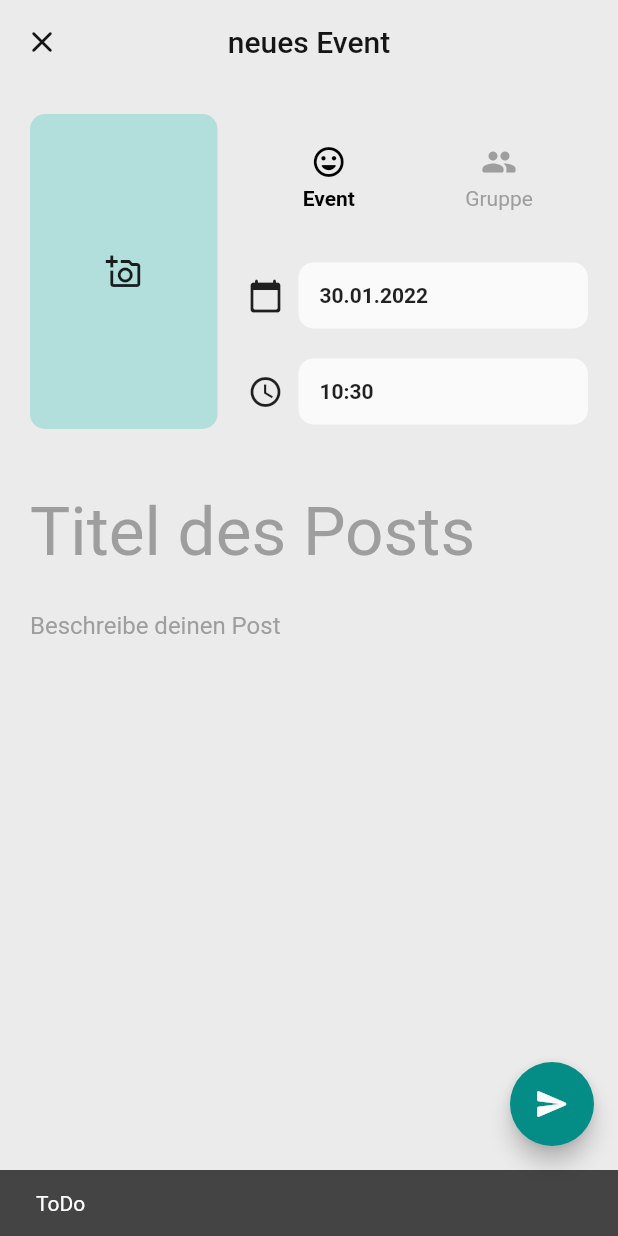
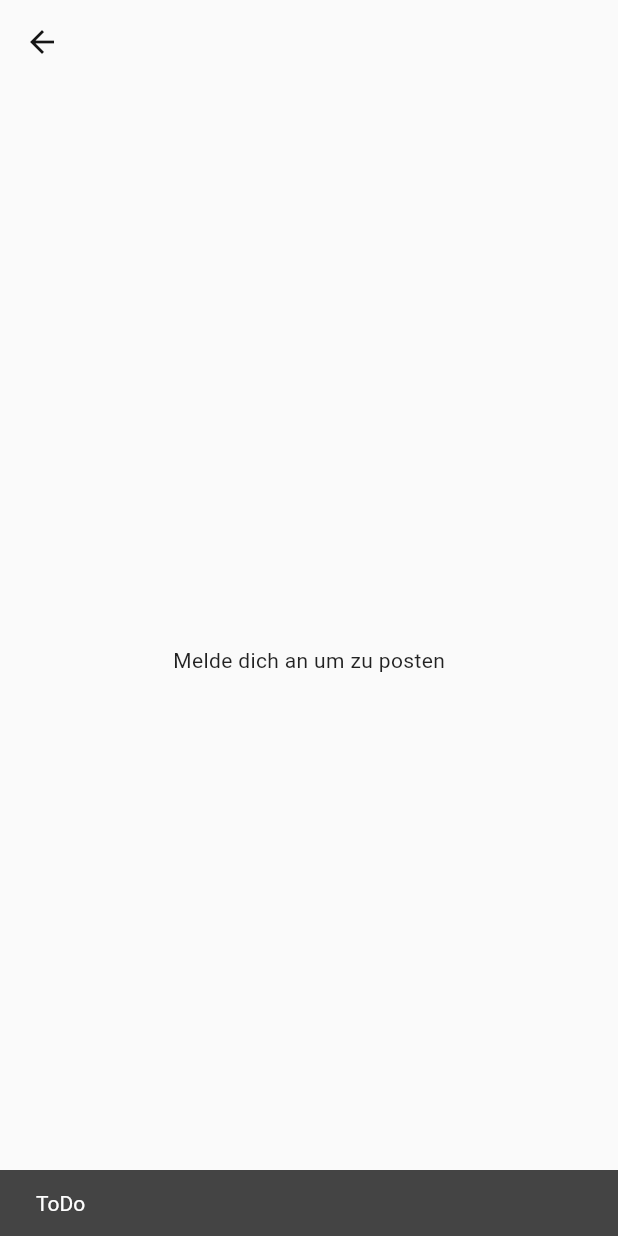
Before and after one commit to tim200002/fingerfunke-app, a Flutter app: the HomeView screen opened directly, item 2 of the bottom bar chosen, after a tap on the "add" icon, on a phone screen of 412 x 824 dp. Run offline on Flutter 3.47's test engine with Material 2 defaults, Android fonts, the light colour scheme and no system bars; our stand-ins replace auto_size_text, bloc, camera, cloud_firestore, cloud_functions, dio and 15 more; missing offline and left inert: flutter_settings_ui, video_thumbnail; accounts and stored records are empty; statements that could not run were skipped.

Commit message:
feat: added signIn check for post editor

```diff
--- a/lib/view/home/view/home_view.dart
+++ b/lib/view/home/view/home_view.dart
@@ -60,6 +60,8 @@ class HomeView extends StatelessWidget {
       ),
       floatingActionButtonLocation: FloatingActionButtonLocation.centerFloat,
       floatingActionButton: FloatingActionButton(
+        backgroundColor: Theme.of(context).colorScheme.primaryVariant,
+        foregroundColor: Theme.of(context).colorScheme.onPrimary,
         onPressed: () => Navigator.pushNamed(context, postEditorRoute),
         child: const Icon(Icons.add_rounded),
       ),
--- a/lib/view/post_editor/view/post_editing_view.dart
+++ b/lib/view/post_editor/view/post_editing_view.dart
@@ -111,7 +111,7 @@ class PostEditingView extends StatelessWidget {
                 width: 125,
                 height: 210,
                 decoration: BoxDecoration(
-                  color: Colors.teal.shade100,
+                  color: Theme.of(context).colorScheme.primaryVariant,
                   borderRadius: BorderRadius.circular(10),
                 ),
                 child: const Center(child: Icon(Icons.add_a_photo_outlined)),
@@ -216,7 +216,7 @@ class PostEditingView extends StatelessWidget {
 
   Widget _titleField(BuildContext context) {
     return TextFormField(
-      style: Theme.of(context).textTheme.headline3,
+      style: Theme.of(context).textTheme.headline5,
       minLines: 1,
       maxLines: 3,
       maxLength: titleMaxCharacters,
@@ -231,7 +231,7 @@ class PostEditingView extends StatelessWidget {
           hintText: "Titel des Posts",
           hintStyle: Theme.of(context)
               .textTheme
-              .headline3
+              .headline5
               ?.copyWith(color: Colors.grey)),
     );
   }
@@ -300,6 +300,7 @@ class PostEditingView extends StatelessWidget {
           if (invalid) Tools.showSnackbar(context, "Bitte alles ausfüllen");
         }),
         child: FloatingActionButton(
+          backgroundColor: Theme.of(context).colorScheme.primary,
           child: const Icon(Icons.send_rounded),
           onPressed: () {
             final User? currentUser = context
--- a/lib/view/post_editor/view/post_editor_page.dart
+++ b/lib/view/post_editor/view/post_editor_page.dart
@@ -1,5 +1,7 @@
+import 'package:fingerfunke_app/cubits/authentication_cubit/authentication_cubit.dart';
 import 'package:fingerfunke_app/view/post_editor/cubit/post_editor_cubit.dart';
 import 'package:fingerfunke_app/view/post_editor/view/post_editing_view.dart';
+import 'package:fingerfunke_app/view/post_editor/view/widgets/not_signed_in_view.dart';
 import 'package:flutter/material.dart';
 import 'package:flutter_bloc/flutter_bloc.dart';
 
@@ -20,7 +22,8 @@ class PostEditorPage extends StatelessWidget {
           child: Text(
             message,
             textAlign: TextAlign.center,
-            ),)
+          ),
+        )
       ],
     )));
   }
@@ -53,17 +56,21 @@ class PostEditorPage extends StatelessWidget {
 
   @override
   Widget build(BuildContext context) {
-    return BlocProvider<PostEditorCubit>(
+    return BlocBuilder<AuthenticationCubit, AuthenticationState>(
+        builder: (context, state) => state.maybeWhen(
+            orElse: () => const NotSignedInView(),
+            signedIn: (_) => BlocProvider<PostEditorCubit>(
                   create: (context) => PostEditorCubit(),
                   child: BlocConsumer<PostEditorCubit, PostEditorState>(
-          listener: (context, state) =>
-              state.whenOrNull(submitted: () => Navigator.of(context).pop()),
+                      listener: (context, state) => state.whenOrNull(
+                          submitted: () => Navigator.of(context).pop()),
                       builder: (context, state) => state.when(
                           loading: () => _loading(context, message: "loading"),
                           editing: (post, _) => PostEditingView(post: post),
                           error: (message) => _error(context),
                           submitted: () => _success(context),
-              submitting: () => _loading(context, message: "submitting"))),
-    );
+                          submitting: () =>
+                              _loading(context, message: "submitting"))),
+                )));
   }
 }
--- /dev/null
+++ b/lib/view/post_editor/view/widgets/not_signed_in_view.dart
@@ -0,0 +1,15 @@
+import 'package:flutter/material.dart';
+
+class NotSignedInView extends StatelessWidget {
+  const NotSignedInView({Key? key}) : super(key: key);
+
+  @override
+  Widget build(BuildContext context) {
+    return Scaffold(
+      appBar: AppBar(),
+      body: const Center(
+        child: Text("Melde dich an um zu posten"),
+      ),
+    );
+  }
+}
```
Also changed, not shown: lib/cubits/live_config_cubit/live_config_cubit.dart (added, +13 -0 lines), lib/cubits/live_config_cubit/live_config_state.dart (added, +7 -0 lines), lib/utils/app_theme.dart (+4 -3 lines), lib/cubits/live_config_cubit/live_config_cubit.freezed.dart (added), lib/view/image_upload/cubit/image_upload_cubit.freezed.dart. Lines whose indentation alone changed are shown as unchanged.
